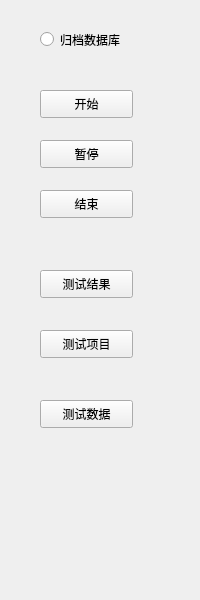
This is IDC_TestSystem/common/toolbox/testtoolwid.ui in ChinaClever/IDC_TestSystem as Qt 5 draws it before an edit. The edited form follows.
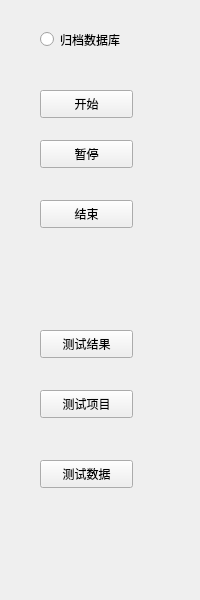
This is the edited form.

The edit to the form file:
```diff
--- a/IDC_TestSystem/common/toolbox/testtoolwid.ui
+++ b/IDC_TestSystem/common/toolbox/testtoolwid.ui
@@ -17,7 +17,7 @@
    <property name="geometry">
     <rect>
      <x>40</x>
-     <y>330</y>
+     <y>390</y>
      <width>93</width>
      <height>28</height>
     </rect>
@@ -30,7 +30,7 @@
    <property name="geometry">
     <rect>
      <x>40</x>
-     <y>400</y>
+     <y>460</y>
      <width>93</width>
      <height>28</height>
     </rect>
@@ -43,7 +43,7 @@
    <property name="geometry">
     <rect>
      <x>40</x>
-     <y>270</y>
+     <y>330</y>
      <width>93</width>
      <height>28</height>
     </rect>
@@ -82,7 +82,7 @@
    <property name="geometry">
     <rect>
      <x>40</x>
-     <y>190</y>
+     <y>200</y>
      <width>93</width>
      <height>28</height>
     </rect>
```
